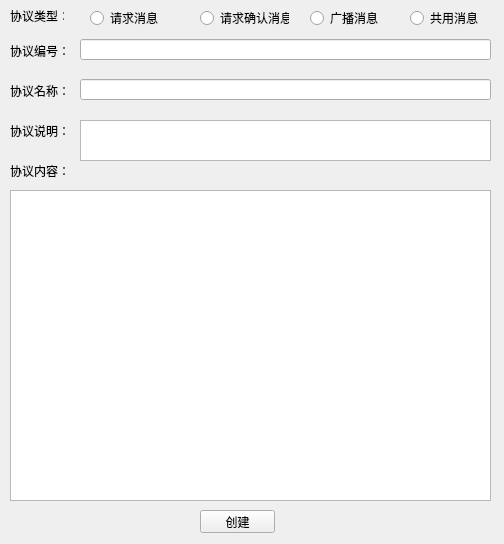
aywfelix/ProtoExcelTool, file designer/ui/create_proto.ui: the form before one commit.
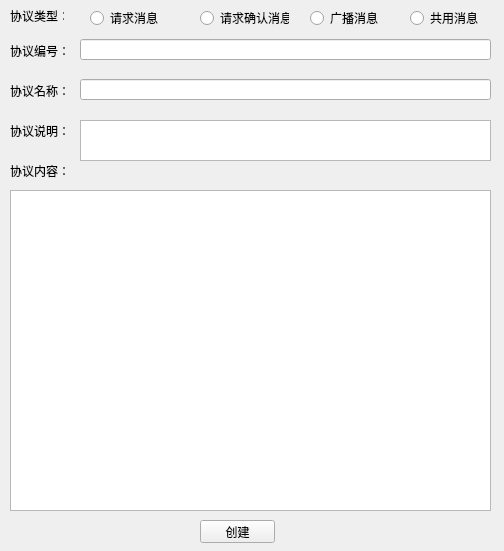
The form after the commit.

The edit to the form file:
```diff
--- a/designer/ui/create_proto.ui
+++ b/designer/ui/create_proto.ui
@@ -7,7 +7,7 @@
     <x>0</x>
     <y>0</y>
     <width>504</width>
-    <height>544</height>
+    <height>551</height>
    </rect>
   </property>
   <property name="windowTitle">
@@ -34,12 +34,12 @@
      <x>10</x>
      <y>190</y>
      <width>481</width>
-     <height>311</height>
+     <height>321</height>
     </rect>
    </property>
    <property name="font">
     <font>
-     <pointsize>11</pointsize>
+     <pointsize>10</pointsize>
     </font>
    </property>
   </widget>
@@ -75,7 +75,7 @@
    <property name="geometry">
     <rect>
      <x>200</x>
-     <y>510</y>
+     <y>520</y>
      <width>75</width>
      <height>23</height>
     </rect>
```
